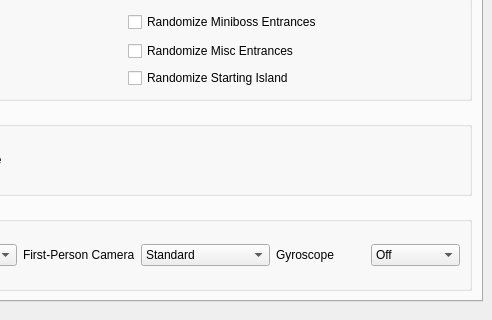
First picture: the form in gui/desktop/mainwindow.ui, repository Teotia444/TWWHD-Randomizer-expbuilds, before the edit; both pictures show x 580 to 1072 and y 387 to 707 of the 1072 by 836 pixel window.
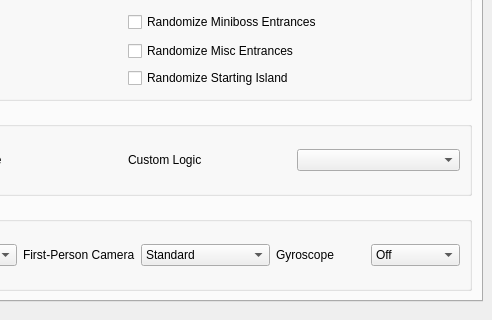
Second picture: the form after the edit. The open tabs and pages were chosen to show the change.

Commit message: ... and add everything to the pc gui

The edit to the form file:
```diff
--- a/gui/desktop/mainwindow.ui
+++ b/gui/desktop/mainwindow.ui
@@ -2121,20 +2121,6 @@
                <string>Logic Tweaks</string>
               </property>
               <layout class="QGridLayout" name="gridLayout_9">
-               <item row="0" column="1">
-                <widget class="QCheckBox" name="progressive_magic_always_double">
-                 <property name="text">
-                  <string>Progressive Magic is Always Double</string>
-                 </property>
-                </widget>
-               </item>
-               <item row="0" column="2">
-                <widget class="QLabel" name="dummy_label">
-                 <property name="text">
-                  <string/>
-                 </property>
-                </widget>
-               </item>
                <item row="0" column="0">
                 <widget class="QCheckBox" name="open_drc">
                  <property name="text">
@@ -2142,6 +2128,27 @@
                  </property>
                 </widget>
                </item>
+               <item row="0" column="1">
+                <widget class="QCheckBox" name="progressive_magic_always_double">
+                 <property name="text">
+                  <string>Progressive Magic is Always Double</string>
+                 </property>
+                </widget>
+               </item>
+               <item row="0" column="2">
+                <layout class="QHBoxLayout" name="custom_logic_layout">
+                 <item>
+                  <widget class="QLabel" name="custom_logic_label">
+                   <property name="text">
+                    <string>Custom Logic</string>
+                   </property>
+                  </widget>
+                 </item>
+                 <item>
+                  <widget class="QComboBox" name="custom_logic"/>
+                 </item>
+                </layout>
+               </item>
               </layout>
              </widget>
             </item>
```
Left out of the diff: 4 changed lines with no effect on the pictures. The commit also changes 4 other files.
